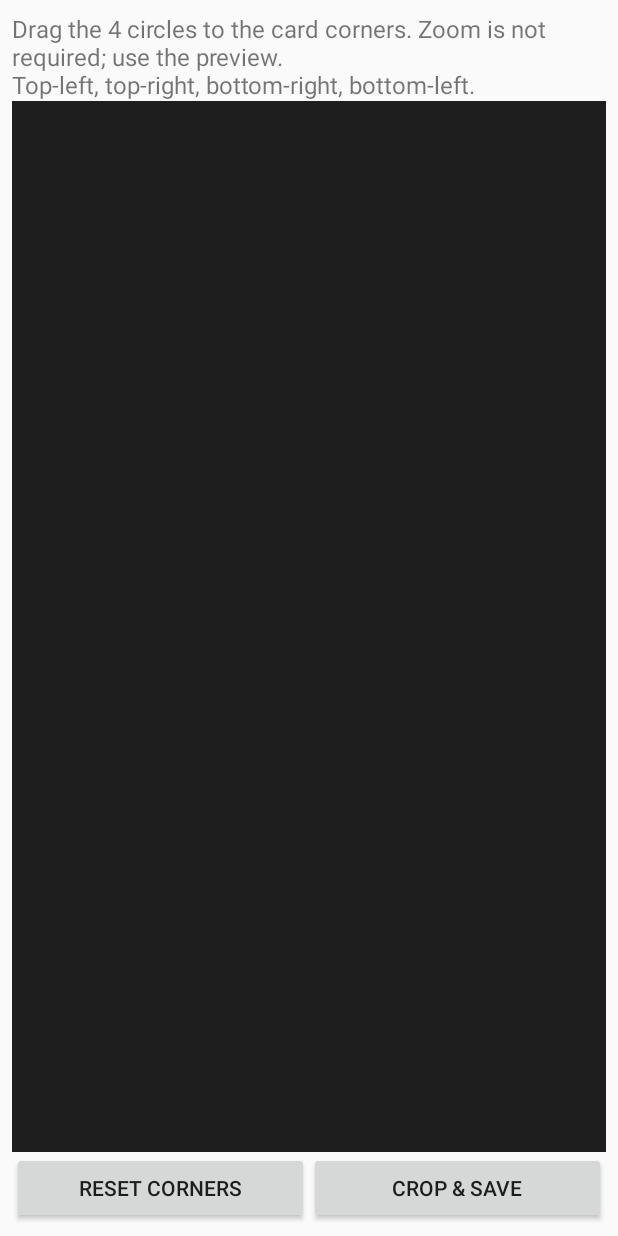
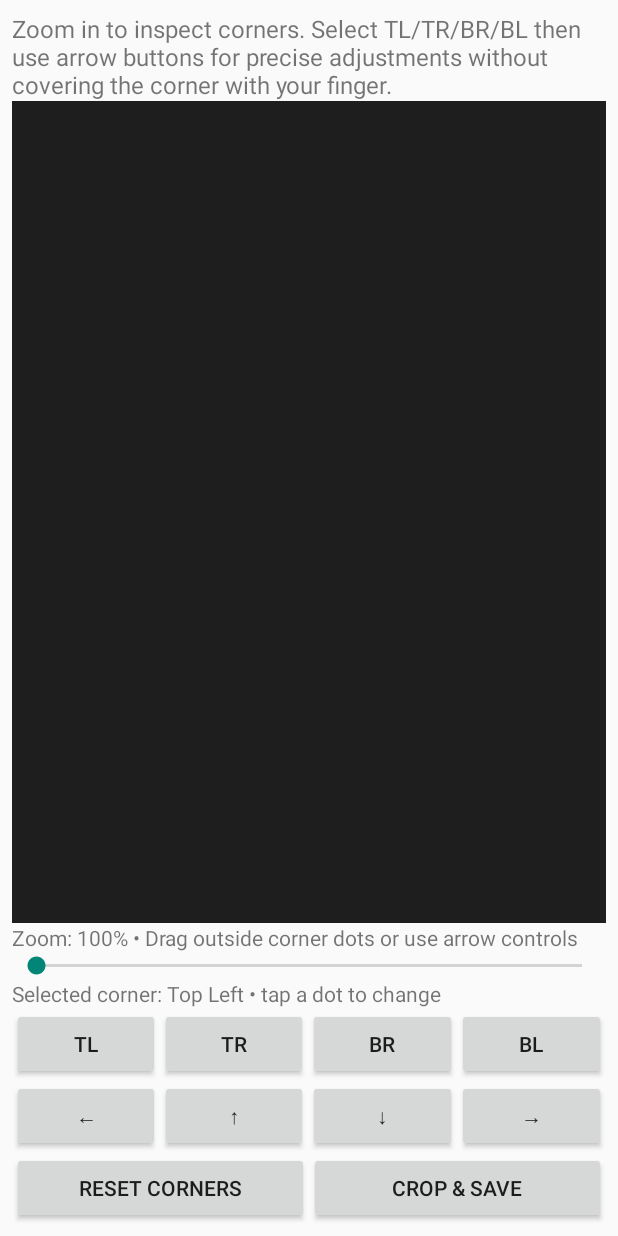
Before and after one commit to alifayyaz91214-ui/JB-ID-Card-A4-Printer, an Android app: the CropActivity screen opened directly, with no data from a screen before it, on a phone screen of 412 x 824 dp. Run offline under Robolectric (Android 15) with nearby library versions, the phone set to English and light mode, and no system bars; libraries missing offline, so code that uses them is left out: org.opencv.core; 1 statement that could not run was skipped.

Commit message:
Add manual crop zoom, selectable corners and precise arrow nudging without finger occlusion

```diff
--- a/app/src/main/java/pk/jb/idcardprinter/CropActivity.java
+++ b/app/src/main/java/pk/jb/idcardprinter/CropActivity.java
@@ -12,11 +12,28 @@ import java.io.*;
 public class CropActivity extends Activity {
   CropView cropView;
   TextView help;
+  TextView selectedLabel;
   @Override public void onCreate(Bundle state) {
     super.onCreate(state);
     LinearLayout root=new LinearLayout(this);root.setOrientation(1);root.setPadding(12,12,12,12);
-    help=new TextView(this);help.setText("Drag the 4 circles to the card corners. Zoom is not required; use the preview.\nTop-left, top-right, bottom-right, bottom-left.");help.setTextSize(16);root.addView(help);
+    help=new TextView(this);help.setText("Zoom in to inspect corners. Select TL/TR/BR/BL then use arrow buttons for precise adjustments without covering the corner with your finger.");help.setTextSize(16);root.addView(help);
     cropView=new CropView();root.addView(cropView,new LinearLayout.LayoutParams(-1,0,1));
+    TextView zoomText=new TextView(this);zoomText.setText("Zoom: 100% • Drag outside corner dots or use arrow controls");root.addView(zoomText);
+    SeekBar zoomBar=new SeekBar(this);zoomBar.setMax(300);zoomBar.setProgress(0);root.addView(zoomBar);
+    zoomBar.setOnSeekBarChangeListener(new SeekBar.OnSeekBarChangeListener(){
+      public void onProgressChanged(SeekBar bar,int value,boolean user){cropView.zoom=1f+value/100f;zoomText.setText("Zoom: "+Math.round(cropView.zoom*100)+"% • Drag outside dots or use arrows");cropView.invalidate();}
+      public void onStartTrackingTouch(SeekBar bar){}
+      public void onStopTrackingTouch(SeekBar bar){}
+    });
+    selectedLabel=new TextView(this);selectedLabel.setText("Selected corner: Top Left • tap a dot to change");root.addView(selectedLabel);
+    LinearLayout cornerButtons=new LinearLayout(this);cornerButtons.setOrientation(0);
+    String[] cornerNames={"TL","TR","BR","BL"};
+    for(int k=0;k<4;k++){final int index=k;Button btn=new Button(this);btn.setText(cornerNames[k]);cornerButtons.addView(btn,new LinearLayout.LayoutParams(0,-2,1));btn.setOnClickListener(v->{cropView.selected=index;selectedLabel.setText("Selected corner: "+cornerNames[index]);cropView.invalidate();});}
+    root.addView(cornerButtons);
+    LinearLayout nudges=new LinearLayout(this);nudges.setOrientation(0);
+    String[] arrows={"←","↑","↓","→"};int[] dx={-1,0,0,1},dy={0,-1,1,0};
+    for(int k=0;k<4;k++){final int index=k;Button btn=new Button(this);btn.setText(arrows[k]);nudges.addView(btn,new LinearLayout.LayoutParams(0,-2,1));btn.setOnClickListener(v->cropView.nudge(dx[index],dy[index]));}
+    root.addView(nudges);
     LinearLayout buttons=new LinearLayout(this);buttons.setOrientation(0);
     Button reset=new Button(this);reset.setText("Reset corners");buttons.addView(reset,new LinearLayout.LayoutParams(0,-2,1));reset.setOnClickListener(v->cropView.reset());
     Button save=new Button(this);save.setText("Crop & Save");buttons.addView(save,new LinearLayout.LayoutParams(0,-2,1));save.setOnClickListener(v->save());
@@ -57,23 +74,32 @@ public class CropActivity extends Activity {
   }
   class CropView extends View{
     Bitmap bitmap;float[] points=new float[8];Paint paint=new Paint(3);
-    float scale,ox,oy;int active=-1;
+    float scale,ox,oy;float zoom=1f;int active=-1,selected=0;
+    float touchOffsetX,touchOffsetY;
     CropView(){super(CropActivity.this);setBackgroundColor(Color.rgb(30,30,30));}
     void reset(){
       if(bitmap==null)return;
       float w=bitmap.getWidth(),h=bitmap.getHeight();
       points=new float[]{w*.08f,h*.08f,w*.92f,h*.08f,w*.92f,h*.92f,w*.08f,h*.92f};invalidate();
     }
+    void nudge(int dx,int dy){
+      if(bitmap==null)return;
+      float step=2f/Math.max(.05f,scale);
+      points[2*selected]=Math.max(0,Math.min(bitmap.getWidth(),points[2*selected]+dx*step));
+      points[2*selected+1]=Math.max(0,Math.min(bitmap.getHeight(),points[2*selected+1]+dy*step));
+      invalidate();
+    }
     @Override protected void onDraw(Canvas canvas){
       super.onDraw(canvas);if(bitmap==null)return;
-      scale=Math.min((float)getWidth()/bitmap.getWidth(),(float)getHeight()/bitmap.getHeight());
+      scale=Math.min((float)getWidth()/bitmap.getWidth(),(float)getHeight()/bitmap.getHeight())*zoom;
       ox=(getWidth()-bitmap.getWidth()*scale)/2f;oy=(getHeight()-bitmap.getHeight()*scale)/2f;
+      canvas.save();canvas.clipRect(0,0,getWidth(),getHeight());
       canvas.drawBitmap(bitmap,null,new RectF(ox,oy,ox+bitmap.getWidth()*scale,oy+bitmap.getHeight()*scale),paint);
       Path path=new Path();path.moveTo(ox+points[0]*scale,oy+points[1]*scale);
       for(int i=1;i<4;i++)path.lineTo(ox+points[i*2]*scale,oy+points[i*2+1]*scale);
       path.close();paint.setColor(Color.YELLOW);paint.setStyle(Paint.Style.STROKE);paint.setStrokeWidth(4);canvas.drawPath(path,paint);paint.setStyle(Paint.Style.FILL);
-      for(int i=0;i<4;i++){float x=ox+points[2*i]*scale,y=oy+points[2*i+1]*scale;paint.setColor(Color.BLACK);canvas.drawCircle(x,y,19,paint);paint.setColor(Color.YELLOW);canvas.drawCircle(x,y,13,paint);}
-      paint.setColor(Color.WHITE);
+      for(int i=0;i<4;i++){float x=ox+points[2*i]*scale,y=oy+points[2*i+1]*scale;paint.setColor(Color.BLACK);canvas.drawCircle(x,y,19,paint);paint.setColor(i==selected?Color.CYAN:Color.YELLOW);canvas.drawCircle(x,y,13,paint);}
+      paint.setColor(Color.WHITE);canvas.restore();
     }
     @Override public boolean onTouchEvent(android.view.MotionEvent e){
       if(bitmap==null)return false;
@@ -81,10 +107,13 @@ public class CropActivity extends Activity {
       if(e.getAction()==MotionEvent.ACTION_DOWN){
         float best=Float.MAX_VALUE;active=-1;
         for(int i=0;i<4;i++){float d=(x-points[2*i])*(x-points[2*i])+(y-points[2*i+1])*(y-points[2*i+1]);if(d<best){best=d;active=i;}}
-        return true;
+        selected=active;
+        // Maintain a finger-to-corner offset: the thumb can stay away from the exact edge.
+        touchOffsetX=points[2*active]-x;touchOffsetY=points[2*active+1]-y;
+        invalidate();return true;
       }
       if(e.getAction()==MotionEvent.ACTION_MOVE&&active>=0){
-        points[2*active]=Math.max(0,Math.min(bitmap.getWidth(),x));points[2*active+1]=Math.max(0,Math.min(bitmap.getHeight(),y));invalidate();return true;
+        points[2*active]=Math.max(0,Math.min(bitmap.getWidth(),x+touchOffsetX));points[2*active+1]=Math.max(0,Math.min(bitmap.getHeight(),y+touchOffsetY));invalidate();return true;
       }
       if(e.getAction()==MotionEvent.ACTION_UP){active=-1;return true;}
       return true;
```
